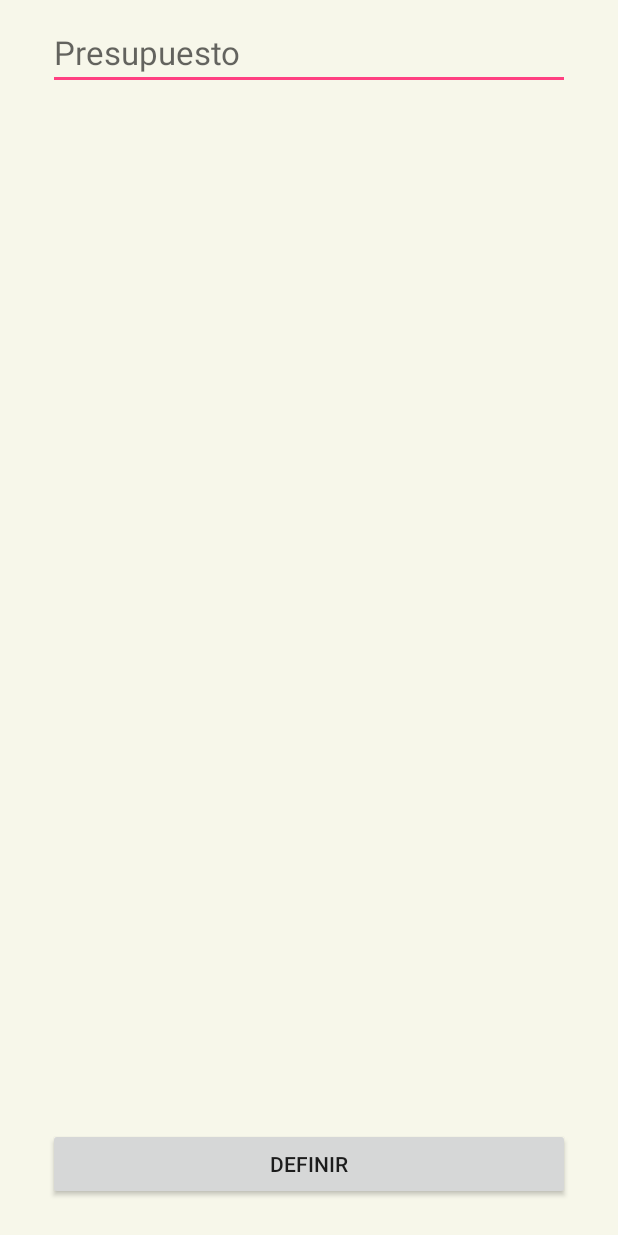
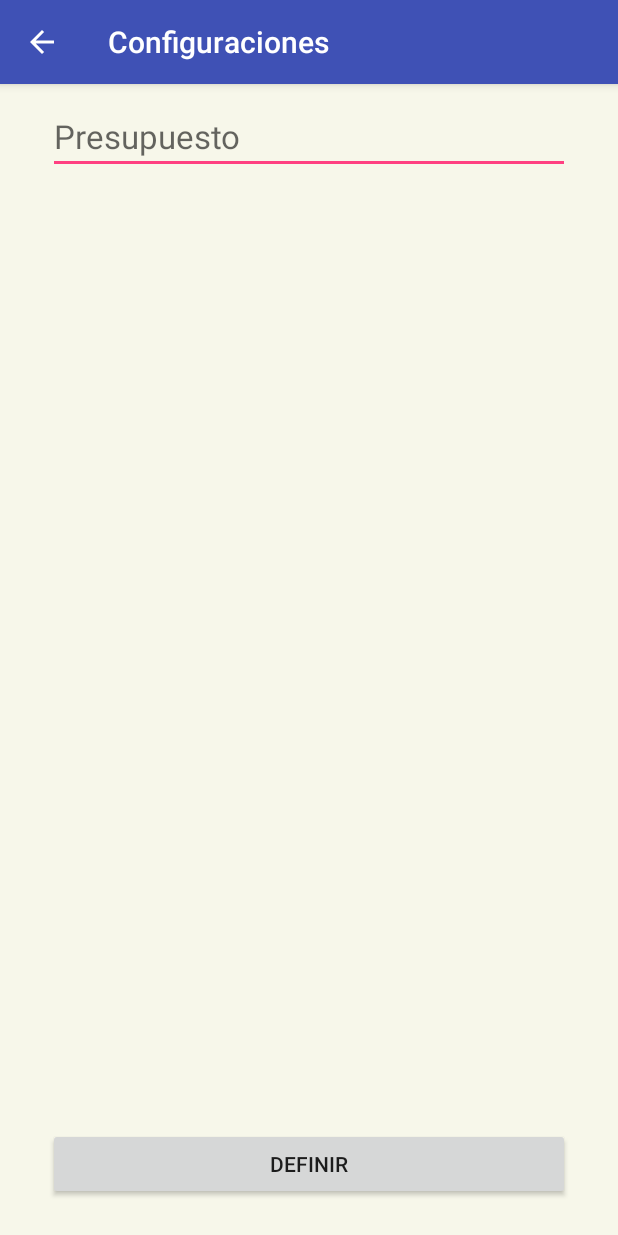
Before and after one commit to segallar94/WalletKeeper, an Android app: the DefineBudgetActivity screen opened directly, with no data from a screen before it, on a phone screen of 412 x 824 dp. Run offline under Robolectric (Android 15) with nearby library versions, the phone set to English and light mode, and no system bars.

Commit message:
actionbar para las demas actividades

```diff
--- a/app/src/main/AndroidManifest.xml
+++ b/app/src/main/AndroidManifest.xml
@@ -23,7 +23,9 @@
             android:name=".AddEntryActivity"
             android:theme="@style/AppTheme.CustomTheme" />
         <activity android:name=".DefineBudgetActivity" />
-        <activity android:name=".BudgetDisplay" />
+        <activity
+            android:name=".BudgetDisplay"
+            android:theme="@style/AppTheme.CustomTheme"/>
 
         <service
             android:name=".NotificationService"
--- a/app/src/main/java/cl/usm/inf/walletkeeper/DefineBudgetActivity.java
+++ b/app/src/main/java/cl/usm/inf/walletkeeper/DefineBudgetActivity.java
@@ -1,14 +1,13 @@
 package cl.usm.inf.walletkeeper;
 
-import android.app.Activity;
 import android.content.SharedPreferences;
 import android.os.Bundle;
-import android.util.Log;
+import android.support.v7.app.AppCompatActivity;
 import android.view.View;
 import android.widget.Button;
 import android.widget.EditText;
 
-public class DefineBudgetActivity extends Activity
+public class DefineBudgetActivity extends AppCompatActivity
         implements View.OnClickListener {
 
     private EditText BudgetEntry;
@@ -16,8 +15,12 @@ public class DefineBudgetActivity extends Activity
     @Override
     protected void onCreate(Bundle savedInstanceState) {
         super.onCreate(savedInstanceState);
+
         setContentView(R.layout.define_budget);
+        getSupportActionBar().setDisplayHomeAsUpEnabled(true);
+        getSupportActionBar().setTitle(R.string.settings);
 
+        getSupportActionBar().setDisplayShowHomeEnabled(true);
         Button btn = (Button) findViewById(R.id.defineBtn);
         btn.setOnClickListener(this);
 
@@ -33,4 +36,11 @@ public class DefineBudgetActivity extends Activity
 
         finish();
     }
+
+    @Override
+    public boolean onSupportNavigateUp(){
+        finish();
+        // or call onBackPressed()
+        return true;
+    }
 }
--- a/app/src/main/res/values/strings.xml
+++ b/app/src/main/res/values/strings.xml
@@ -10,6 +10,7 @@
     <string name="price_hint">Precio</string>
     <string name="budget_hint">Presupuesto</string>
     <string name="cancel_btn">cancelar</string>
+    <string name="settings">Configuraciones</string>
     <string name="no_empty_form_please">ingrese un valor</string>
 
     <string-array name="categories_list">
```
Also changed, not shown: app/src/main/java/cl/usm/inf/walletkeeper/BudgetDisplay.java (+15 -5 lines).
